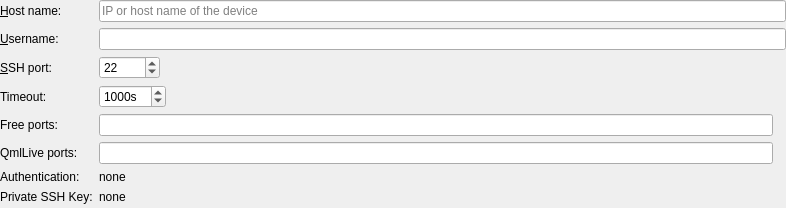
Before: the Qt Designer form src/plugins/mer/merhardwaredevicewidget.ui in sailfishos/sailfish-qtcreator, drawn with Qt 5.
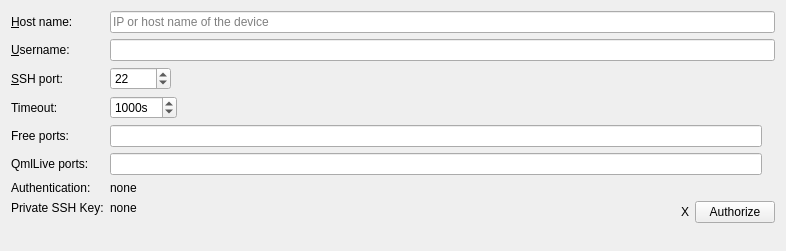
After: the same form once the commit is applied.

Diff of the .ui file:
```diff
--- a/src/plugins/mer/merhardwaredevicewidget.ui
+++ b/src/plugins/mer/merhardwaredevicewidget.ui
@@ -7,28 +7,13 @@
     <x>0</x>
     <y>0</y>
     <width>786</width>
-    <height>208</height>
+    <height>251</height>
    </rect>
   </property>
   <property name="windowTitle">
    <string>Form</string>
   </property>
   <layout class="QFormLayout" name="formLayout">
-   <property name="fieldGrowthPolicy">
-    <enum>QFormLayout::ExpandingFieldsGrow</enum>
-   </property>
-   <property name="leftMargin">
-    <number>0</number>
-   </property>
-   <property name="topMargin">
-    <number>0</number>
-   </property>
-   <property name="rightMargin">
-    <number>0</number>
-   </property>
-   <property name="bottomMargin">
-    <number>0</number>
-   </property>
    <item row="0" column="0">
     <widget class="QLabel" name="hostNameLabel">
      <property name="text">
@@ -201,12 +186,17 @@
      <property name="text">
       <string>Private SSH Key:</string>
      </property>
+     <property name="alignment">
+      <set>Qt::AlignLeading|Qt::AlignLeft|Qt::AlignTop</set>
+     </property>
     </widget>
    </item>
    <item row="7" column="1">
+    <layout class="QHBoxLayout" name="horizontalLayout_4">
+     <item>
     <widget class="QLabel" name="privateKeyLabelEdit">
      <property name="sizePolicy">
-      <sizepolicy hsizetype="Expanding" vsizetype="Preferred">
+        <sizepolicy hsizetype="Expanding" vsizetype="MinimumExpanding">
        <horstretch>0</horstretch>
        <verstretch>0</verstretch>
       </sizepolicy>
@@ -214,6 +204,9 @@
      <property name="text">
       <string>none</string>
      </property>
+       <property name="alignment">
+        <set>Qt::AlignLeading|Qt::AlignLeft|Qt::AlignTop</set>
+       </property>
      <property name="wordWrap">
       <bool>true</bool>
      </property>
@@ -221,6 +214,40 @@
       <set>Qt::LinksAccessibleByMouse|Qt::TextSelectableByKeyboard|Qt::TextSelectableByMouse</set>
      </property>
     </widget>
+     </item>
+     <item alignment="Qt::AlignTop">
+      <widget class="QWidget" name="widget" native="true">
+       <layout class="QHBoxLayout" name="horizontalLayout_3">
+        <property name="leftMargin">
+         <number>0</number>
+        </property>
+        <property name="topMargin">
+         <number>0</number>
+        </property>
+        <property name="rightMargin">
+         <number>0</number>
+        </property>
+        <property name="bottomMargin">
+         <number>0</number>
+        </property>
+        <item>
+         <widget class="QLabel" name="privateKeyWarningLabel">
+          <property name="text">
+           <string>X</string>
+          </property>
+         </widget>
+        </item>
+        <item>
+         <widget class="QPushButton" name="privateKeyAuthorizeButton">
+          <property name="text">
+           <string>Authorize</string>
+          </property>
+         </widget>
+        </item>
+       </layout>
+      </widget>
+     </item>
+    </layout>
    </item>
   </layout>
  </widget>
```
Lines whose indentation alone changed are shown as unchanged.
